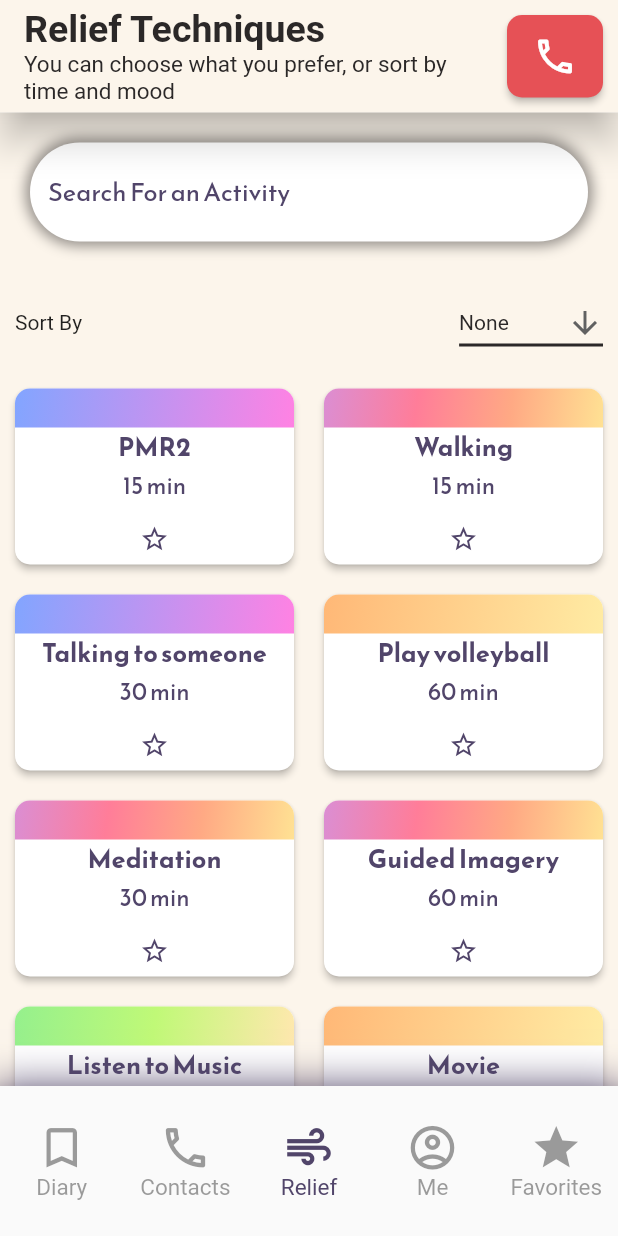
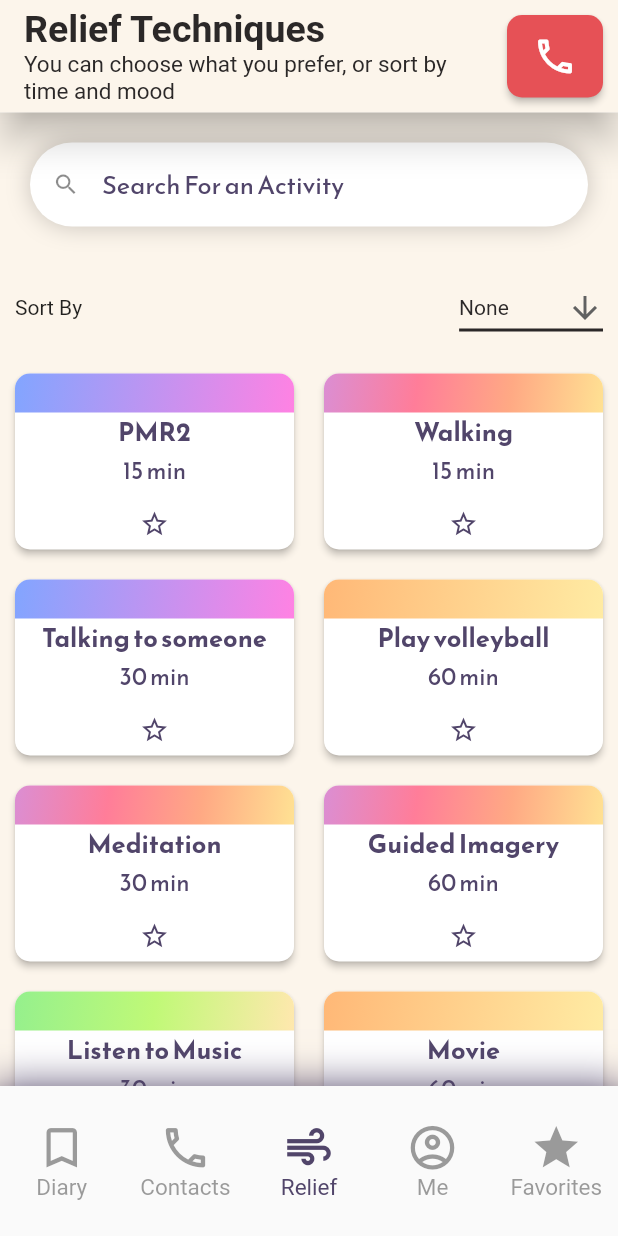
Before and after one commit to AlexShor0103/Team-2136-ReliefLink, a Flutter app: the screen it shows after launch, on a phone screen of 412 x 824 dp. Run offline on Flutter 3.47's test engine with Material 2 defaults, Android fonts, the phone set to English and light mode, and no system bars; our stand-ins replace chewie, google_maps_flutter, shared_preferences, video_player; missing offline and left inert: store_redirect.

Commit message:
finalize current version of Search Bar

```diff
--- a/lib/components/ReliefActivitiesMenu/SearchContainer.dart
+++ b/lib/components/ReliefActivitiesMenu/SearchContainer.dart
@@ -17,9 +17,9 @@ class _SearchContainerState extends State<SearchContainer> {
         borderRadius: BorderRadius.all(Radius.circular(100)),
         color: Color.fromRGBO(0, 0, 0, 0),
         boxShadow: [
-          BoxShadow(color: AppColors.black.withOpacity(0.5),
-            spreadRadius: 3,
-            blurRadius: 7,
+          BoxShadow(color: AppColors.black.withOpacity(0.25),
+            spreadRadius: 0,
+            blurRadius: 13,
           )
         ],
       ),
@@ -34,6 +34,11 @@ class _SearchContainerState extends State<SearchContainer> {
           fontSize: 17,
         ),
         decoration: const InputDecoration(
+
+
+          isDense: true,
+          prefixIcon: Icon(Icons.search),
+          contentPadding: EdgeInsets.symmetric(horizontal: 30, vertical: 15),
           hintText: 'Search For an Activity',
           hintStyle: const TextStyle(
             color: AppColors.font,
```
